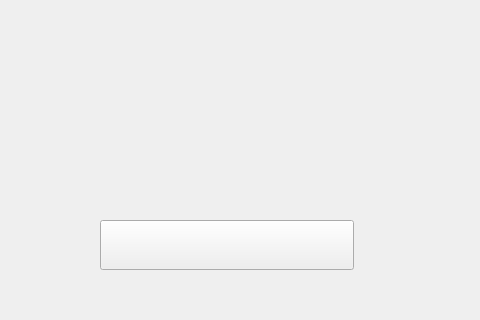
Old version of the form scorewindow.ui in the repository DreamTeamHelha/SirtoliRacing; both pictures show x 320 to 800 and y 0 to 320 of the 800 by 600 pixel window.
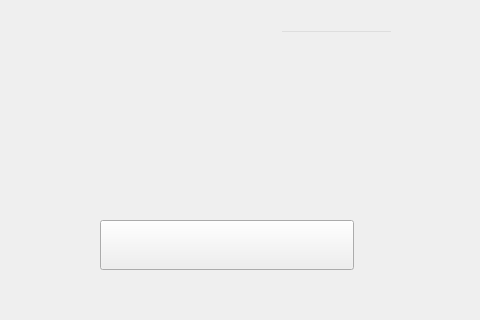
New version of the form.

The edit to the form file:
```diff
--- a/scorewindow.ui
+++ b/scorewindow.ui
@@ -13,6 +13,9 @@
   <property name="windowTitle">
    <string>Form</string>
   </property>
+  <property name="styleSheet">
+   <string notr="true"/>
+  </property>
   <widget class="QTableView" name="tableView">
    <property name="enabled">
     <bool>false</bool>
@@ -39,25 +42,6 @@
     <string/>
    </property>
   </widget>
-  <widget class="QTextEdit" name="nameText">
-   <property name="geometry">
-    <rect>
-     <x>590</x>
-     <y>20</y>
-     <width>131</width>
-     <height>31</height>
-    </rect>
-   </property>
-   <property name="font">
-    <font>
-     <family>Leelawadee UI</family>
-     <pointsize>12</pointsize>
-    </font>
-   </property>
-   <property name="styleSheet">
-    <string notr="true">color:white;background-color:rgba(255,255,255,0);</string>
-   </property>
-  </widget>
   <widget class="QLabel" name="textLabel">
    <property name="geometry">
     <rect>
@@ -93,6 +77,19 @@
     <string/>
    </property>
   </widget>
+  <widget class="QLineEdit" name="nameText">
+   <property name="geometry">
+    <rect>
+     <x>600</x>
+     <y>30</y>
+     <width>113</width>
+     <height>20</height>
+    </rect>
+   </property>
+   <property name="styleSheet">
+    <string notr="true">color:white;background-color:rgba(255,255,255,0);</string>
+   </property>
+  </widget>
   <zorder>label</zorder>
   <zorder>tableView</zorder>
   <zorder>pushButton</zorder>
```
Left out of the diff: 2 changed lines with no effect on the pictures.
